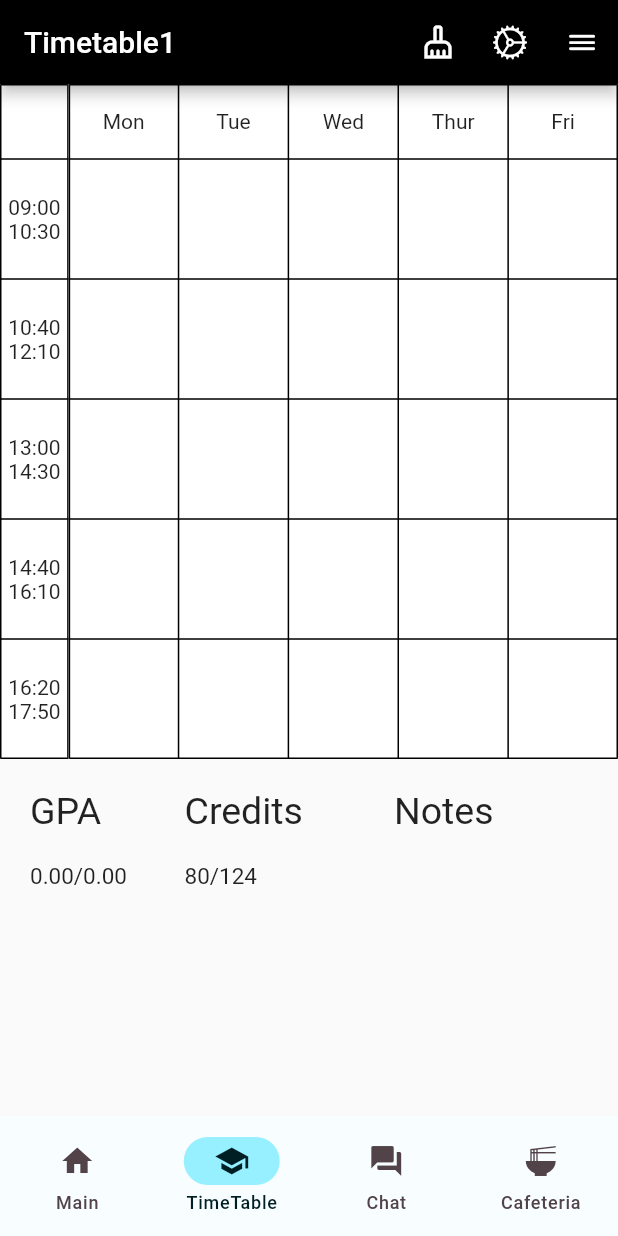
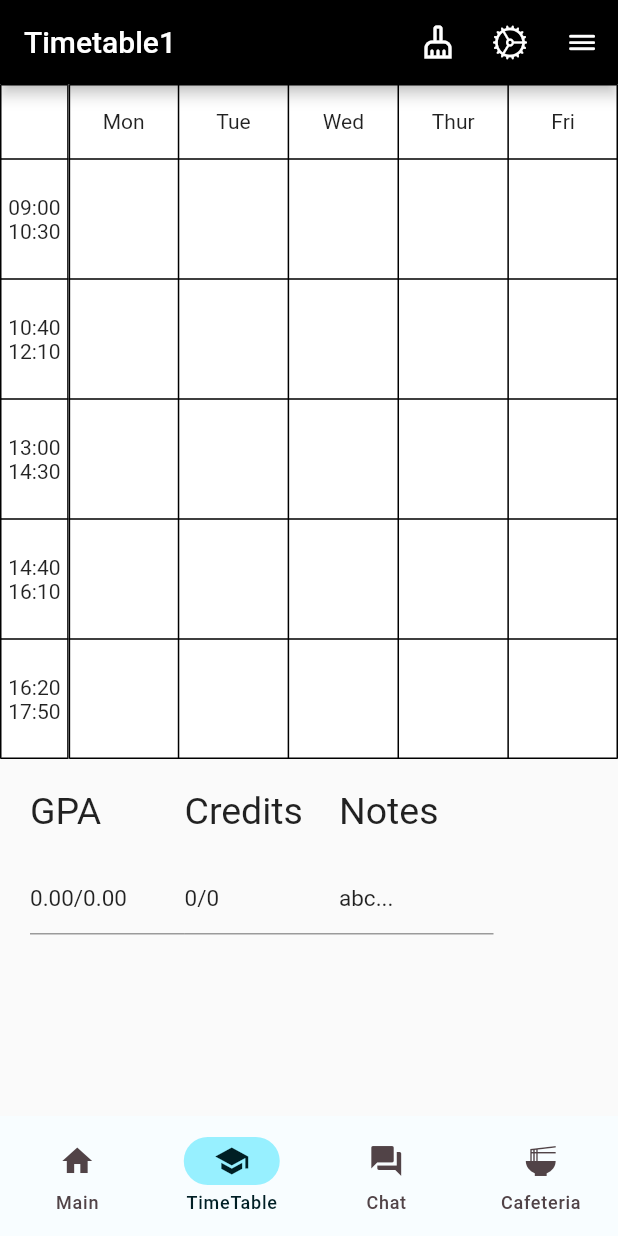
Before and after one commit to hspark15429/uniberry, a Flutter app: the TopPage screen opened by its route, on a phone screen of 412 x 824 dp. Run offline on Flutter 3.47's test engine with Material 2 defaults, Android fonts, the phone set to English and light mode, and no system bars; our stand-ins replace cloud_firestore, email_validator, firebase_auth, firebase_core, firebase_dynamic_links, go_router; missing offline and left inert: firebase_ui_localizations, firebase_ui_oauth, firebase_ui_shared; accounts and stored records are empty; generated files the repository leaves out were written again.

Commit message:
timetable

```diff
--- a/lib/screens/main_page.dart
+++ b/lib/screens/main_page.dart
@@ -7,7 +7,9 @@ class MainPage extends StatelessWidget {
   @override
   Widget build(BuildContext context) {
     return SafeArea(
+      child: Center(
         child: Column(
+          mainAxisAlignment: MainAxisAlignment.center,
           children: [
             // SizedBox(
             //   height: 1,
@@ -17,6 +19,7 @@ class MainPage extends StatelessWidget {
               child: Text('School Website'),
             ),
           ],
+        ),
       ),
     );
   }
--- a/lib/screens/timetable_page.dart
+++ b/lib/screens/timetable_page.dart
@@ -403,7 +403,7 @@ class BottomInfo extends StatelessWidget {
     return Table(
       defaultColumnWidth:
           FixedColumnWidth(MediaQuery.of(context).size.width / 4),
-      children: const [
+      children: [
         TableRow(children: [
           Text(
             "GPA",
@@ -416,7 +416,7 @@ class BottomInfo extends StatelessWidget {
           Text(
             "Notes",
             style: TextStyle(fontSize: 25.0),
-            textAlign: TextAlign.right,
+            // textAlign: TextAlign.right,
           ),
         ]),
         TableRow(children: [
@@ -425,21 +425,39 @@ class BottomInfo extends StatelessWidget {
           TableCell(child: SizedBox(height: 20)),
         ]),
         TableRow(children: [
-          Text(
-            "0.00/0.00",
+          TextField(
+            controller: TextEditingController()..text = '0.00/0.00',
             style: TextStyle(fontSize: 15.0),
           ),
-          Text(
-            "80/124",
+          TextField(
+            controller: TextEditingController()..text = '0/0',
             style: TextStyle(fontSize: 15.0),
           ),
-          Text(
-            "",
+          TextField(
+            controller: TextEditingController()..text = 'abc...',
             style: TextStyle(fontSize: 15.0),
-            textAlign: TextAlign.right,
+            // textAlign: TextAlign.right,
           ),
         ]),
       ],
     );
   }
+
+  void uploadBottomInfo() {
+    FirebaseFirestore.instance
+        .collection('users')
+        .where('uid', isEqualTo: FirebaseAuth.instance.currentUser!.uid)
+        .get()
+        .then((QuerySnapshot querySnapshot) {
+      if (querySnapshot.docs.isNotEmpty) {
+        for (var doc in querySnapshot.docs) {
+          doc.reference.update({'GPA': "2.0/4.5"});
+          doc.reference.update({'credits': "80/124"});
+          doc.reference.update({'notes': "OK..."});
+        }
+      } else {
+        print('No documents found for this user.');
+      }
+    });
+  }
 }
```
Also changed, not shown: 1 other file. Lines whose indentation alone changed are shown as unchanged.
